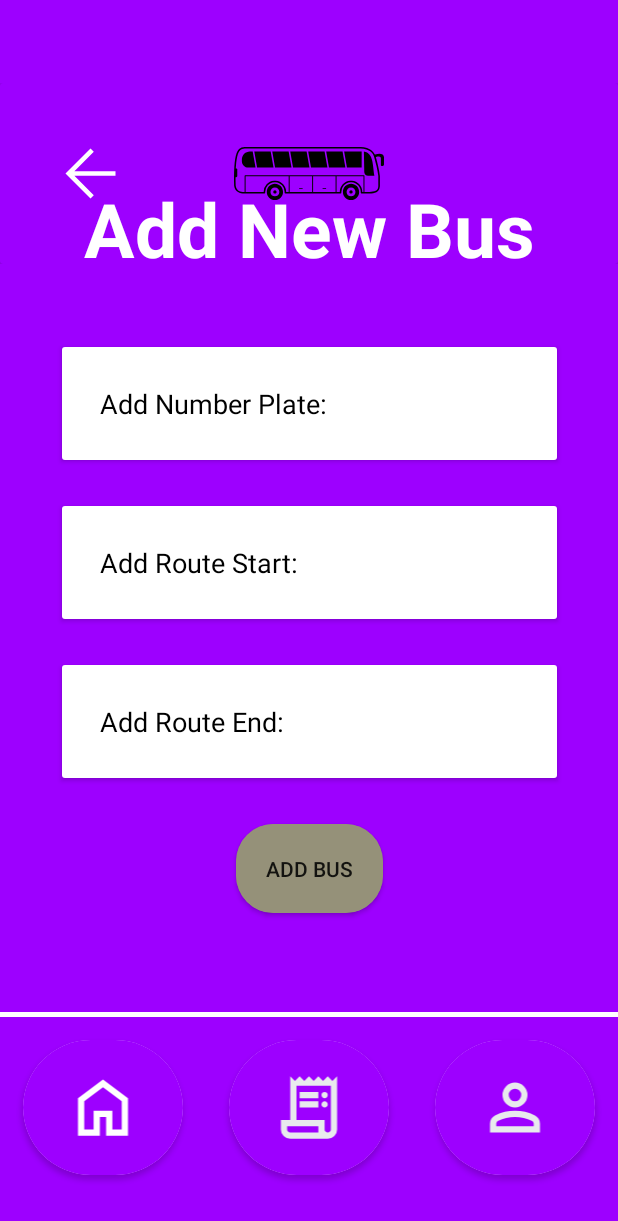
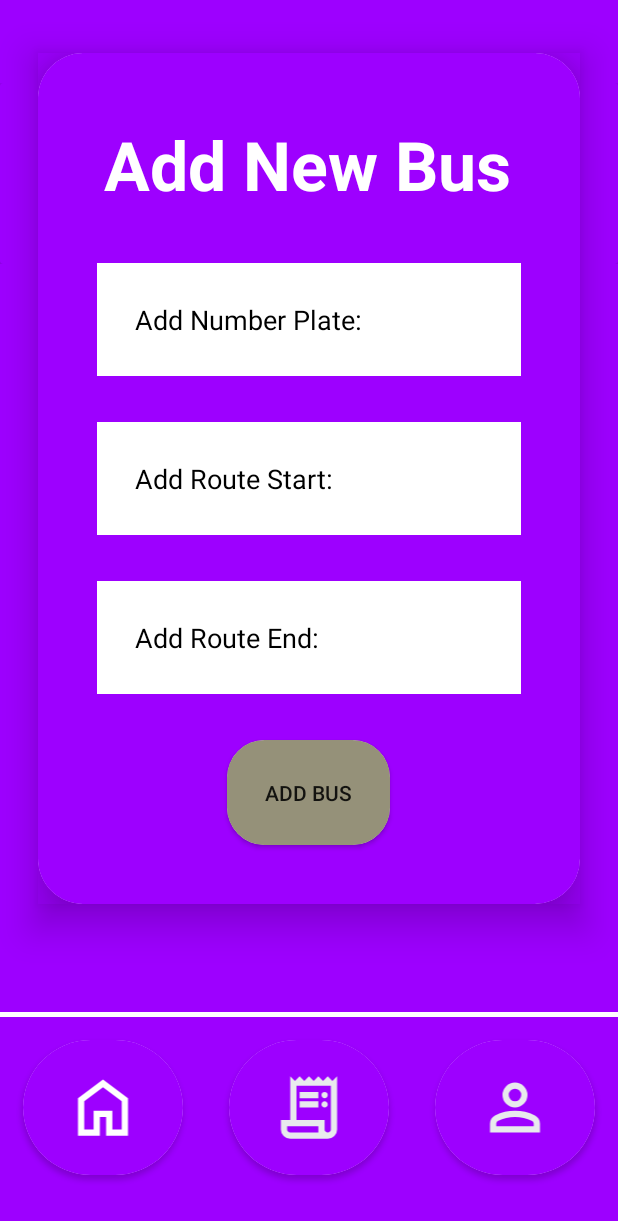
Before and after one commit to James-Muthama/Matatu-Pap-Admin-App, an Android app: the AddBusPageActivity screen opened directly, with no data from a screen before it, on a phone screen of 412 x 824 dp. Shown: the top 1221 px of the screen. Run offline under Robolectric (Android 15) with nearby library versions, the phone set to English and light mode, and no system bars; our stand-ins replace Firebase (no records; nobody signed in at launch, a user with empty details on screens opened directly).

Commit message:
Enabled adding a bus.

```diff
--- a/app/src/main/java/com/example/matatupapadminapp/AddBusPageActivity.kt
+++ b/app/src/main/java/com/example/matatupapadminapp/AddBusPageActivity.kt
@@ -1,21 +1,47 @@
 package com.example.matatupapadminapp
 import android.content.Intent
 import android.os.Bundle
+import android.widget.Button
+import android.widget.EditText
 import android.widget.ImageView
+import android.widget.Toast
 import androidx.activity.enableEdgeToEdge
 import androidx.appcompat.app.AppCompatActivity
 import androidx.cardview.widget.CardView
+import com.google.firebase.auth.FirebaseAuth
+import com.google.firebase.database.DatabaseReference
+import com.google.firebase.database.FirebaseDatabase
 
 class AddBusPageActivity : AppCompatActivity() {
+    // Firebase authentication and database references
+    private lateinit var auth: FirebaseAuth
+    private lateinit var database: DatabaseReference
+
     override fun onCreate(savedInstanceState: Bundle?) {
         super.onCreate(savedInstanceState)
         enableEdgeToEdge()
         setContentView(R.layout.add_bus_page)
 
+        // Initialize Firebase Authentication and Database
+        auth = FirebaseAuth.getInstance()
+        database = FirebaseDatabase.getInstance().getReference("Buses")
+
         val homeIcon = findViewById<CardView>(R.id.home_icon_card)
         val backIcon = findViewById<ImageView>(R.id.back_icon)
         val profileIcon = findViewById<CardView>(R.id.profile_icon_card)
         val receiptsIcon = findViewById<CardView>(R.id.receipts_icon_card)
+        val busNumberPlate = findViewById<EditText>(R.id.bus_number_plate)
+        val busRouteStart = findViewById<EditText>(R.id.bus_route_start)
+        val busRouteEnd = findViewById<EditText>(R.id.bus_route_end)
+        val addBusBtn = findViewById<Button>(R.id.add_bus_btn)
+
+        addBusBtn.setOnClickListener {
+            val numberPlate = busNumberPlate.text.toString()
+            val routeStart = busRouteStart.text.toString()
+            val routeEnd = busRouteEnd.text.toString()
+
+            findUser(numberPlate, routeStart, routeEnd)
+        }
 
         receiptsIcon.setOnClickListener{
             val intent = Intent(this, ReceiptsActivity::class.java)
@@ -37,4 +63,39 @@ class AddBusPageActivity : AppCompatActivity() {
             startActivity(intent)
         }
     }
+
+    // Register user with Firebase Authentication and store additional data
+    private fun findUser(numberPlate: String, routeStart: String, routeEnd: String) {
+        val userId = auth.currentUser?.uid
+        if (userId != null) {
+            // Store additional user data in Realtime Database
+            addBus(userId, numberPlate, routeStart, routeEnd)
+        }
+    }
+
+    // Store additional user data in Realtime Database
+    private fun addBus(userId: String, numberPlate: String, routeStart: String, routeEnd: String) {
+        // Create a user data map to store name and email
+        val bus = mapOf(
+            "number plate" to numberPlate,
+            "route start" to routeStart,
+            "route end" to routeEnd
+        )
+
+        // Store user data under "Users/userId" in Realtime Database
+        database.child(userId).setValue(bus)
+            .addOnCompleteListener { task ->
+                if (task.isSuccessful) {
+                    // If data is stored successfully, show a success message
+                    Toast.makeText(this, "Bus Added Successfully!", Toast.LENGTH_SHORT).show()
+                    // Navigate to MainActivity after successful registration
+                    val intent = Intent(this, MainActivity::class.java)
+                    startActivity(intent)
+                    finish() // Ensure this activity is removed from the back stack
+                } else {
+                    // Show error message if data storage fails
+                    Toast.makeText(this, "Failed to add bus: ${task.exception?.message}", Toast.LENGTH_LONG).show()
+                }
+            }
+    }
 }
--- a/app/src/main/java/com/example/matatupapadminapp/LoginActivity.kt
+++ b/app/src/main/java/com/example/matatupapadminapp/LoginActivity.kt
@@ -5,7 +5,6 @@ import android.content.Intent
 import android.graphics.drawable.Drawable
 import android.os.Bundle
 import android.text.InputType
-import android.util.Log
 import android.view.MotionEvent
 import android.widget.Button
 import android.widget.EditText
@@ -30,7 +29,7 @@ class LoginActivity : ComponentActivity() {
         // Initialize UI elements
         val signupBtn = findViewById<Button>(R.id.sign_up_btn) // Button to navigate to the sign-up page
         val loginBtn = findViewById<Button>(R.id.login_button) // Button for logging in
-        val saccoEmail = findViewById<EditText>(R.id.sacco_email) // Email input field
+        val saccoEmail = findViewById<EditText>(R.id.bus_route_start) // Email input field
         val saccoPass = findViewById<EditText>(R.id.password) // Password input field
 
         // Set up password visibility toggle for the password field
--- a/app/src/main/java/com/example/matatupapadminapp/SignUpActivity.kt
+++ b/app/src/main/java/com/example/matatupapadminapp/SignUpActivity.kt
@@ -33,7 +33,7 @@ class SignUpActivity : ComponentActivity() {
         // UI elements from the layout
         val loginBtn = findViewById<Button>(R.id.login_button) // Button to navigate to login screen
         val saccoName = findViewById<EditText>(R.id.sacco_name) // Input field for user's name
-        val saccoEmail = findViewById<EditText>(R.id.sacco_email) // Input field for user's email
+        val saccoEmail = findViewById<EditText>(R.id.bus_route_start) // Input field for user's email
         val saccoPass = findViewById<EditText>(R.id.password) // Input field for user's password
         val saccoConfirmPass = findViewById<EditText>(R.id.confirm_password) // Input field for confirming password
         val signUpBtn = findViewById<Button>(R.id.sign_up_btn) // Button to trigger sign-up process
--- a/app/src/main/res/layout/add_bus_page.xml
+++ b/app/src/main/res/layout/add_bus_page.xml
@@ -6,6 +6,115 @@
     android:layout_height="match_parent"
     android:layout_gravity="center"
     android:background="#9D00FF">
+
+    <LinearLayout
+        android:id="@+id/fromCard"
+        android:layout_width="match_parent"
+        android:layout_height="wrap_content"
+        android:layout_marginStart="25dp"
+        android:layout_marginEnd="25dp"
+        android:layout_marginBottom="75dp"
+        android:background="#9D00FF"
+        android:elevation="15dp"
+        android:gravity="center"
+        android:orientation="vertical"
+        app:layout_constraintBottom_toTopOf="@+id/bottom_nav_bar"
+        app:layout_constraintEnd_toEndOf="parent"
+        app:layout_constraintStart_toStartOf="parent">
+
+        <!-- Heading: Add New Bus -->
+
+        <androidx.cardview.widget.CardView
+            android:layout_width="match_parent"
+            android:layout_height="match_parent"
+            app:cardCornerRadius="30dp"
+            app:cardElevation="20dp">
+
+            <LinearLayout
+                android:layout_width="match_parent"
+                android:layout_height="match_parent"
+                android:layout_gravity="center_horizontal"
+                android:background="#9D00FF"
+                android:orientation="vertical"
+                android:padding="24dp">
+
+                <TextView
+                    android:id="@+id/form_title"
+                    android:layout_width="match_parent"
+                    android:layout_height="wrap_content"
+                    android:layout_gravity="center|top"
+                    android:layout_margin="20dp"
+                    android:text="@string/add_new_bus_text"
+                    android:textAppearance="@style/TextAppearance.AppCompat.Large"
+                    android:textColor="#FFFFFF"
+                    android:textSize="45sp"
+                    android:textStyle="bold" />
+
+                <EditText
+                    android:id="@+id/bus_number_plate"
+                    android:layout_width="match_parent"
+                    android:layout_height="wrap_content"
+                    android:layout_gravity="center"
+                    android:layout_margin="15dp"
+                    android:background="#FFFFFF"
+                    android:hint="@string/add_new_number_plate_text"
+                    android:inputType="text"
+                    android:padding="25dp"
+                    android:textColor="#000000"
+                    android:textColorHighlight="#0B0707"
+                    android:textColorHint="#000000"
+                    tools:ignore="TextFields" />
+
+                <EditText
+                    android:id="@+id/bus_route_start"
+                    android:layout_width="match_parent"
+                    android:layout_height="wrap_content"
+                    android:layout_gravity="center"
+                    android:layout_margin="15dp"
+                    android:background="#FFFFFF"
+                    android:hint="@string/add_route_start_text"
+                    android:inputType="text"
+                    android:padding="25dp"
+                    android:textColor="#000000"
+                    android:textColorHighlight="#0B0707"
+                    android:textColorHint="#000000"
+                    tools:ignore="TextFields" />
+
+                <EditText
+                    android:id="@+id/bus_route_end"
+                    android:layout_width="match_parent"
+                    android:layout_height="wrap_content"
+                    android:layout_gravity="center"
+                    android:layout_margin="15dp"
+                    android:background="#FFFFFF"
+                    android:hint="@string/add_route_end_text"
+                    android:padding="25dp"
+                    android:textColor="#000000"
+                    android:textColorHighlight="#0B0707"
+                    android:textColorHint="#000000"
+                    tools:ignore="TextFields" />
+
+                <androidx.cardview.widget.CardView
+                    android:layout_width="wrap_content"
+                    android:layout_height="wrap_content"
+                    android:layout_gravity="center"
+                    android:layout_margin="15dp"
+                    app:cardCornerRadius="25dp">
+
+                    <Button
+                        android:id="@+id/add_bus_btn"
+                        android:layout_width="wrap_content"
+                        android:layout_height="wrap_content"
+                        android:layout_gravity="center_horizontal"
+                        android:background="#959179"
+                        android:padding="25dp"
+                        android:text="@string/add_bus_txt" />
+                </androidx.cardview.widget.CardView>
+
+            </LinearLayout>
+        </androidx.cardview.widget.CardView>
+
+    </LinearLayout>
 
     <LinearLayout
         android:id="@+id/top_nav_bar"
@@ -45,124 +154,6 @@
 
         </androidx.cardview.widget.CardView>
 
-    </LinearLayout>
-
-    <LinearLayout
-        android:id="@+id/fromCard"
-        android:layout_width="wrap_content"
-        android:layout_height="wrap_content"
-        android:layout_marginBottom="25dp"
-        android:elevation="15dp"
-        android:gravity="center"
-        android:orientation="vertical"
-        android:padding="25dp"
-        app:layout_constraintBottom_toTopOf="@+id/white_line_design"
-        app:layout_constraintEnd_toEndOf="parent"
-        app:layout_constraintStart_toStartOf="parent">
-
-        <!-- Heading: Add New Bus -->
-
-        <TextView
-            android:id="@+id/form_title"
-            android:layout_width="wrap_content"
-            android:layout_height="match_parent"
-            android:layout_gravity="center|top"
-            android:layout_margin="30dp"
-            android:text="@string/add_new_bus_text"
-            android:textAppearance="@style/TextAppearance.AppCompat.Large"
-            android:textColor="#FFFFFF"
-            android:textSize="50sp"
-            android:textStyle="bold" />
-
-        <androidx.cardview.widget.CardView
-            android:layout_width="match_parent"
-            android:layout_height="match_parent"
-            android:layout_gravity="center"
-            android:layout_margin="15dp"
-            app:cardBackgroundColor="#9D00FF">
-
-            <EditText
-                android:id="@+id/add_number_plate_input"
-                android:layout_width="match_parent"
-                android:layout_height="wrap_content"
-                android:background="#FFFFFF"
-                android:hint="@string/add_new_number_plate_text"
-                android:inputType="text"
-                android:padding="25dp"
-                android:textColor="#000000"
-                android:textColorHighlight="#0B0707"
-                android:textColorHint="#000000"
-                tools:ignore="TextFields" />
-
-        </androidx.cardview.widget.CardView>
-
-        <androidx.cardview.widget.CardView
-            android:layout_width="match_parent"
-            android:layout_height="match_parent"
-            android:layout_gravity="center"
-            android:layout_margin="15dp"
-            app:cardBackgroundColor="#9D00FF">
-
-            <EditText
-                android:id="@+id/add_price_per_stage_input"
-                android:layout_width="match_parent"
-                android:layout_height="wrap_content"
-                android:background="#FFFFFF"
-                android:hint="@string/add_route_start_text"
-                android:inputType="text"
-                android:padding="25dp"
-                android:textColor="#000000"
-                android:textColorHighlight="#0B0707"
-                android:textColorHint="#000000"
-                tools:ignore="TextFields" />
-
-        </androidx.cardview.widget.CardView>
-
-        <androidx.cardview.widget.CardView
-            android:layout_width="match_parent"
-            android:layout_height="match_parent"
-            android:layout_gravity="center"
-            android:layout_margin="15dp"
-            app:cardBackgroundColor="#9D00FF">
-
-            <EditText
-                android:id="@+id/add_route_end_input"
-                android:layout_width="match_parent"
-                android:layout_height="wrap_content"
-                android:background="#FFFFFF"
-                android:hint="@string/add_route_end_text"
-                android:inputType="text"
-                android:padding="25dp"
-                android:textColor="#000000"
-                android:textColorHighlight="#0B0707"
-                android:textColorHint="#000000"
-                tools:ignore="TextFields" />
-        </androidx.cardview.widget.CardView>
-
-        <androidx.cardview.widget.CardView
-            android:layout_width="wrap_content"
-            android:layout_height="wrap_content"
-            android:layout_margin="15dp"
-            app:cardBackgroundColor="#959179"
-            app:cardCornerRadius="25dp">
-
-            <Button
-                android:id="@+id/submit_button"
-                android:layout_width="wrap_content"
-                android:layout_height="wrap_content"
-                android:layout_gravity="center_horizontal"
-                android:background="#959179"
-                android:padding="20dp"
-                android:text="@string/add_bus_txt" />
-        </androidx.cardview.widget.CardView>
-
-        <!-- Input: Add Number Plate -->
-
-        <!-- Dropdown: Add Route Start -->
-
-        <!-- Dropdown: Add Route End -->
-
-        <!-- Button: Submit -->
     </LinearLayout>
 
     <LinearLayout
--- a/app/src/main/res/layout/login_page.xml
+++ b/app/src/main/res/layout/login_page.xml
@@ -91,7 +91,7 @@
                     android:textStyle="bold" />
 
                 <EditText
-                    android:id="@+id/sacco_email"
+                    android:id="@+id/bus_route_start"
                     android:layout_width="match_parent"
                     android:layout_height="wrap_content"
                     android:layout_gravity="center"
--- a/app/src/main/res/layout/signup_page.xml
+++ b/app/src/main/res/layout/signup_page.xml
@@ -108,7 +108,7 @@
                     tools:ignore="TextFields" />
 
                 <EditText
-                    android:id="@+id/sacco_email"
+                    android:id="@+id/bus_route_start"
                     android:layout_width="match_parent"
                     android:layout_height="wrap_content"
                     android:layout_gravity="center"
--- a/app/src/main/res/values/strings.xml
+++ b/app/src/main/res/values/strings.xml
@@ -18,7 +18,6 @@
 
     <string name="add_new_bus_text">Add New Bus</string>
     <string name="add_new_number_plate_text">Add Number Plate:</string>
-    <string name="add_new_number_plate_txt">Add Number Plate</string>
     <string name="add_route_start_text">Add Route Start:</string>
     <string name="add_route_end_text">Add Route End:</string>
     <string name="add_bus_txt">Add Bus</string>
```
